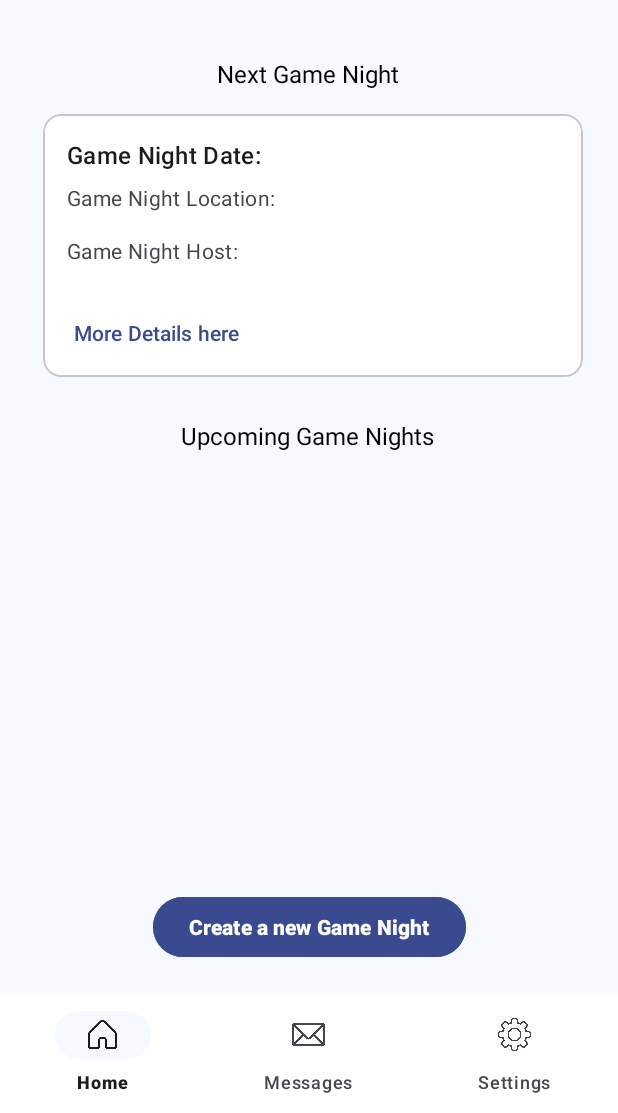
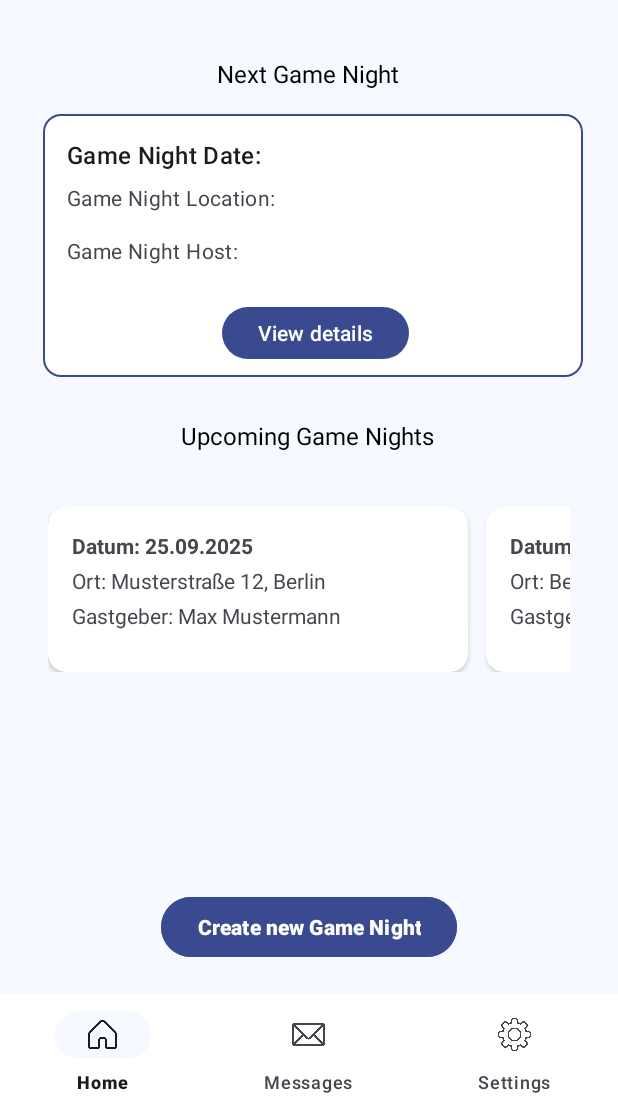
Before and after one commit to Toews-Collini/BoardGamerApp, an Android app built with Jetpack Compose: the layout activity_home.xml on its own in the app's theme, with its tools: preview values and no code run, on a phone screen of 412 x 824 dp, the part 123-1236 px from its top. Run offline under Robolectric (Android 15) with nearby library versions, the light colour scheme and no system bars.

Commit message:
changes in home.activity - implemented slider for upcoming game nights

```diff
--- a/app/src/main/AndroidManifest.xml
+++ b/app/src/main/AndroidManifest.xml
@@ -14,12 +14,7 @@
         android:supportsRtl="true"
         android:theme="@style/Theme.BoardGamer"
         tools:targetApi="31">
-        <activity
-            android:name=".SignUpActivity"
-            android:exported="true"
-            android:theme="@style/Theme.BoardGamer">
 
-        </activity>
         <activity
             android:name=".PasswordForgottenActivity"
             android:exported="false" />
@@ -33,6 +28,18 @@
             </intent-filter>
 
         </activity>
+        <activity
+            android:name=".SignUpActivity"
+            android:exported="true"
+            android:theme="@style/Theme.BoardGamer">
+
+        </activity>
+        <activity
+            android:name=".HomeActivity"
+            android:exported="true"
+            android:theme="@style/Theme.BoardGamer">
+
+        </activity>
     </application>
 
 </manifest>
--- a/app/src/main/java/com/example/boardgamer/LoginActivity.java
+++ b/app/src/main/java/com/example/boardgamer/LoginActivity.java
@@ -3,7 +3,6 @@
 import android.app.Activity;
 import android.content.Intent;
 import android.os.Bundle;
-import android.widget.TextView;
 import android.widget.Toast;
 
 import androidx.activity.result.ActivityResultLauncher;
--- a/app/src/main/res/layout/activity_home.xml
+++ b/app/src/main/res/layout/activity_home.xml
@@ -53,15 +53,23 @@
         android:layout_width="360dp"
         android:layout_height="175dp"
         android:layout_margin="8dp"
-            android:layout_marginStart="16dp"
-            android:layout_marginEnd="16dp"
+        android:layout_marginHorizontal="24dp"
+        android:layout_marginStart="24dp"
+        android:layout_marginEnd="24dp"
+        android:background="@null"
+        android:elevation="0dp"
+        android:outlineProvider="none"
+        android:padding="12dp"
+        android:stateListAnimator="@null"
         app:cardBackgroundColor="@color/white"
         app:layout_constraintBottom_toTopOf="@+id/upcomingGameNights"
         app:layout_constraintEnd_toEndOf="parent"
         app:layout_constraintHorizontal_bias="0.578"
         app:layout_constraintStart_toStartOf="parent"
         app:layout_constraintTop_toBottomOf="@+id/nextGameNight"
-            app:layout_constraintVertical_bias="0.279">
+        app:layout_constraintVertical_bias="0.279"
+        app:strokeColor="@color/mid_blue"
+        app:strokeWidth="1dp">
 
         <LinearLayout
             android:layout_width="match_parent"
@@ -104,13 +112,13 @@
             </LinearLayout>
 
             <LinearLayout
-                    android:layout_width="wrap_content"
+                android:layout_width="347dp"
                 android:layout_height="wrap_content"
                 android:layout_margin="8dp"
-                    android:orientation="horizontal">
+                android:gravity="center"
+                android:orientation="vertical">
 
                 <com.google.android.material.button.MaterialButton
-                        style="?attr/borderlessButtonStyle"
                     android:layout_width="wrap_content"
                     android:layout_height="wrap_content"
                     android:text="@string/gameNightDetailsButton" />
@@ -135,17 +143,146 @@
         app:layout_constraintStart_toStartOf="parent"
         app:layout_constraintTop_toBottomOf="@+id/nextGameNight" />
 
-    <androidx.viewpager2.widget.ViewPager2
-        android:id="@+id/imageSlider"
-        android:layout_width="412dp"
-        android:layout_height="165dp"
+    <HorizontalScrollView
+        android:id="@+id/horizontalScrollView"
+        android:layout_width="0dp"
+        android:layout_height="wrap_content"
         android:layout_marginStart="16dp"
-        android:layout_marginTop="12dp"
+        android:layout_marginTop="404dp"
         android:layout_marginEnd="16dp"
-        app:layout_constraintBottom_toTopOf="@+id/newGameNightButton"
+        android:padding="16dp"
+        android:scrollbars="none"
         app:layout_constraintEnd_toEndOf="parent"
+        app:layout_constraintHorizontal_bias="1.0"
         app:layout_constraintStart_toStartOf="parent"
-        app:layout_constraintTop_toBottomOf="@+id/upcomingGameNights" />
+        app:layout_constraintTop_toTopOf="parent">
+
+        <LinearLayout
+            android:layout_width="wrap_content"
+            android:layout_height="wrap_content"
+            android:orientation="horizontal">
+
+            <androidx.cardview.widget.CardView
+                app:cardBackgroundColor="@color/white"
+                android:layout_width="280dp"
+                android:layout_height="wrap_content"
+                android:layout_marginEnd="12dp"
+                app:cardCornerRadius="12dp"
+                >
+
+                <LinearLayout
+                    android:layout_width="match_parent"
+                    android:layout_height="wrap_content"
+                    android:orientation="vertical"
+                    android:padding="16dp">
+
+                    <TextView
+                        android:id="@+id/tvDate1"
+                        android:layout_width="wrap_content"
+                        android:layout_height="wrap_content"
+                        android:layout_marginBottom="4dp"
+                        android:text="Datum: 25.09.2025"
+                        android:textStyle="bold" />
+
+                    <TextView
+                        android:id="@+id/tvLocation1"
+                        android:layout_width="wrap_content"
+                        android:layout_height="wrap_content"
+                        android:layout_marginBottom="4dp"
+                        android:text="Ort: Musterstraße 12, Berlin" />
+
+                    <TextView
+                        android:id="@+id/tvHost1"
+                        android:layout_width="wrap_content"
+                        android:layout_height="wrap_content"
+                        android:layout_marginBottom="12dp"
+                        android:text="Gastgeber: Max Mustermann" />
+
+
+                </LinearLayout>
+            </androidx.cardview.widget.CardView>
+
+            <androidx.cardview.widget.CardView
+                app:cardBackgroundColor="@color/white"
+                android:layout_width="280dp"
+                android:layout_height="wrap_content"
+                android:layout_marginEnd="12dp"
+                app:cardCornerRadius="12dp"
+                >
+
+                <LinearLayout
+                    android:layout_width="match_parent"
+                    android:layout_height="wrap_content"
+                    android:orientation="vertical"
+                    android:padding="16dp">
+
+
+                    <TextView
+                        android:id="@+id/tvDate2"
+                        android:layout_width="wrap_content"
+                        android:layout_height="wrap_content"
+                        android:layout_marginBottom="4dp"
+                        android:text="Datum: 26.09.2025"
+                        android:textStyle="bold" />
+
+                    <TextView
+                        android:id="@+id/tvLocation2"
+                        android:layout_width="wrap_content"
+                        android:layout_height="wrap_content"
+                        android:layout_marginBottom="4dp"
+                        android:text="Ort: Beispielweg 8, Hamburg" />
+
+                    <TextView
+                        android:id="@+id/tvHost2"
+                        android:layout_width="wrap_content"
+                        android:layout_height="wrap_content"
+                        android:layout_marginBottom="12dp"
+                        android:text="Gastgeber: Lisa Müller" />
+
+                </LinearLayout>
+            </androidx.cardview.widget.CardView>
+
+            <androidx.cardview.widget.CardView
+                app:cardBackgroundColor="@color/white"
+                android:layout_width="280dp"
+                android:layout_height="wrap_content"
+                app:cardCornerRadius="12dp"
+                >
+
+                <LinearLayout
+                    android:layout_width="match_parent"
+                    android:layout_height="wrap_content"
+                    android:orientation="vertical"
+                    android:padding="16dp">
+
+
+                    <TextView
+                        android:id="@+id/tvDate3"
+                        android:layout_width="wrap_content"
+                        android:layout_height="wrap_content"
+                        android:layout_marginBottom="4dp"
+                        android:text="Datum: 27.09.2025"
+                        android:textStyle="bold" />
+
+                    <TextView
+                        android:id="@+id/tvLocation3"
+                        android:layout_width="wrap_content"
+                        android:layout_height="wrap_content"
+                        android:layout_marginBottom="4dp"
+                        android:text="Ort: Zoom" />
+
+                    <TextView
+                        android:id="@+id/tvHost3"
+                        android:layout_width="wrap_content"
+                        android:layout_height="wrap_content"
+                        android:layout_marginBottom="12dp"
+                        android:text="Gastgeber: Tom Schmidt" />
+
+                </LinearLayout>
+            </androidx.cardview.widget.CardView>
+
+        </LinearLayout>
+    </HorizontalScrollView>
 
     <Button
         android:id="@+id/newGameNightButton"
@@ -178,11 +315,4 @@
         tools:ignore="VisualLintBottomNav"
         tools:visibility="visible" />
 
-        <androidx.constraintlayout.widget.Guideline
-            android:id="@+id/guideline"
-            android:layout_width="wrap_content"
-            android:layout_height="wrap_content"
-            android:orientation="vertical"
-            app:layout_constraintGuide_begin="20dp" />
-
 </androidx.constraintlayout.widget.ConstraintLayout>
--- a/app/src/main/res/layout/slider_item.xml
+++ /dev/null
@@ -1,12 +0,0 @@
-<?xml version="1.0" encoding="utf-8"?>
-<FrameLayout xmlns:android="http://schemas.android.com/apk/res/android"
-    android:layout_width="match_parent"
-    android:layout_height="match_parent">
-
-    <ImageView
-        android:id="@+id/sliderImage"
-        android:layout_width="match_parent"
-        android:layout_height="match_parent"
-        android:scaleType="centerCrop"
-        android:contentDescription="@string/slider_image" />
-</FrameLayout>
--- a/app/src/main/res/values/strings.xml
+++ b/app/src/main/res/values/strings.xml
@@ -34,14 +34,14 @@
     <string name="userIcon">User Icon</string>
     <string name="nextGameNight">Next Game Night</string>
     <string name ="upcomingGameNights">Upcoming Game Nights</string>
-    <string name="newGameNightButton">Create a new Game Night</string>
+    <string name="newGameNightButton">Create new Game Night</string>
     <string name="home">Home</string>
     <string name="messages">Messages</string>
     <string name="settings">Settings</string>
     <string name="gameNightDate"> Game Night Date: </string>
     <string name="gameNightLocation"> Game Night Location: </string>
     <string name="gameNightHost"> Game Night Host: </string>
-    <string name= "gameNightDetailsButton"> More Details here </string>
+    <string name= "gameNightDetailsButton">View details</string>
     <string name ="slider_image"> Slider Image</string>
     <string name="error_all_files_filled_out">Please fill out all fields</string>
     <string name="success_profile_created">Profile created</string>
```
Also changed, not shown: 1 other file. Lines whose indentation alone changed are shown as unchanged.
